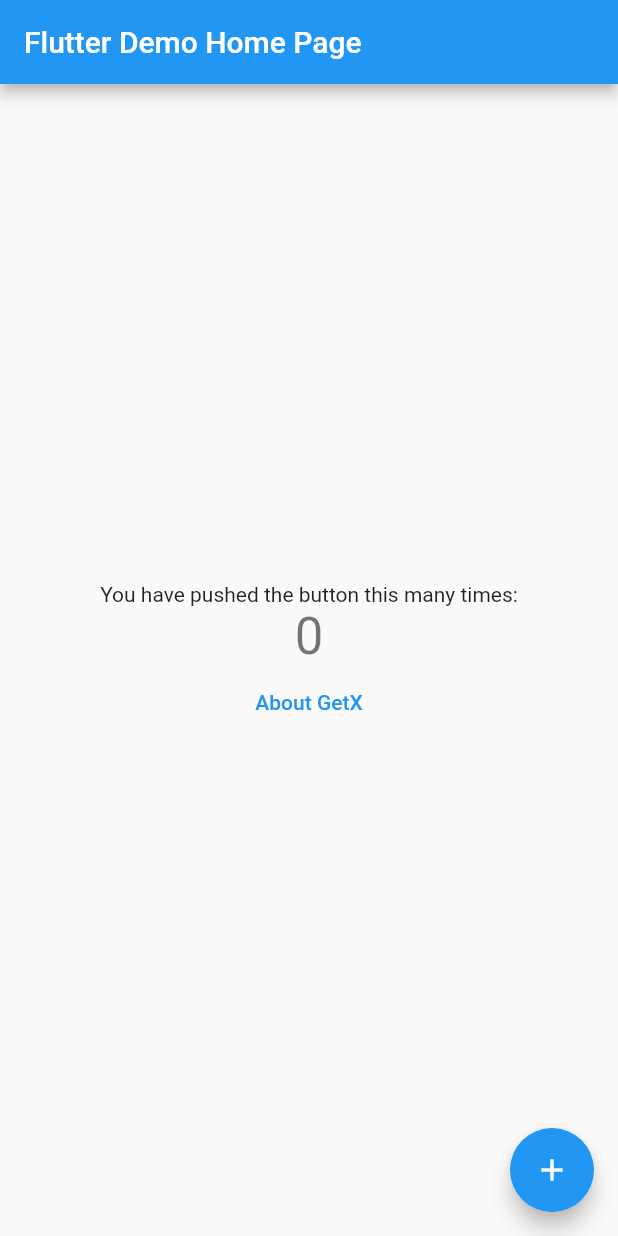
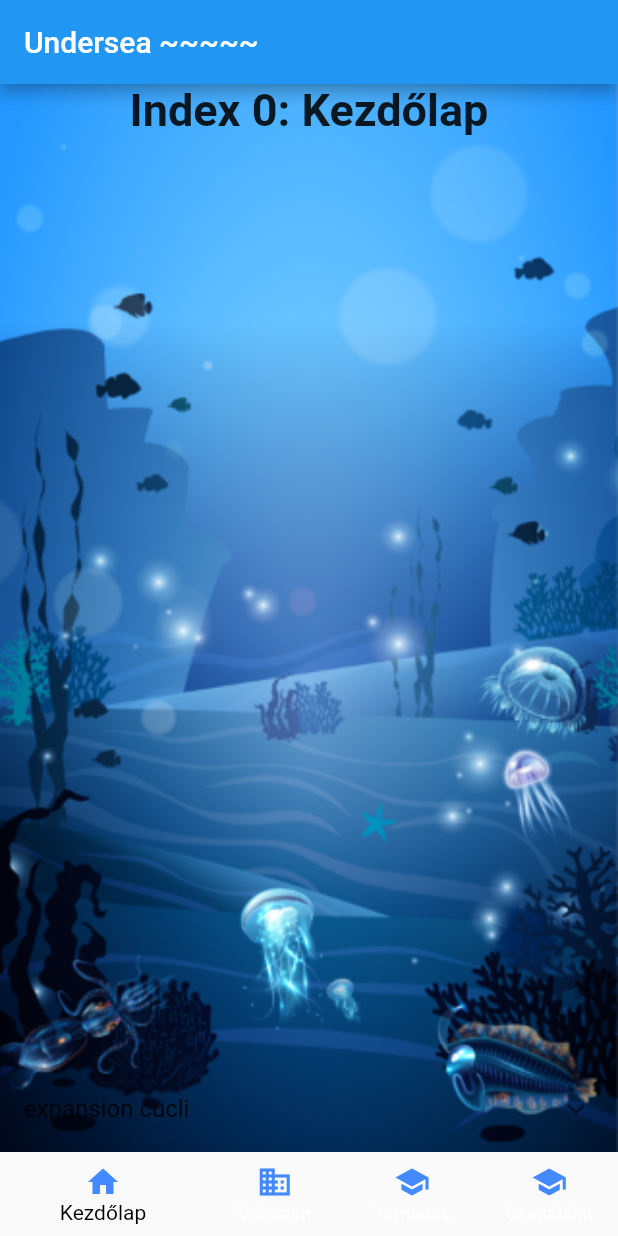
Before and after one commit to csngebnc/UnderSea, a Flutter app: the screen it shows after launch, on a phone screen of 412 x 824 dp. Run offline on Flutter 3.47's test engine with Material 2 defaults, Android fonts, the phone set to English and light mode, and no system bars; our stand-ins replace get.

Commit message:
bottom navbars and tabs working, some styling done

```diff
--- a/frontend/flutter/undersea/lib/main.dart
+++ b/frontend/flutter/undersea/lib/main.dart
@@ -1,22 +1,124 @@
 import 'package:flutter/material.dart';
 import 'package:get/get.dart';
+import 'package:undersea/views/city_tabs/city_tab_controller.dart';
 import 'views/my_home_page.dart';
 
-void main() {
-  runApp(MyApp());
-}
+void main() => runApp(const MyApp());
 
+/// This is the main application widget.
 class MyApp extends StatelessWidget {
-  // This widget is the root of your application.
+  const MyApp({Key? key}) : super(key: key);
+
+  static const String _title = 'Flutter Code Sample';
+
   @override
   Widget build(BuildContext context) {
-    return GetMaterialApp(
-      title: 'Flutter Demo',
-      theme: ThemeData(
-        primarySwatch: Colors.blue,
-        visualDensity: VisualDensity.adaptivePlatformDensity,
-      ),
-      home: MyHomePage(title: 'Flutter Demo Home Page'),
+    return const MaterialApp(
+      title: _title,
+      home: MyStatefulWidget(),
     );
   }
 }
+
+/// This is the stateful widget that the main application instantiates.
+class MyStatefulWidget extends StatefulWidget {
+  const MyStatefulWidget({Key? key}) : super(key: key);
+
+  @override
+  State<MyStatefulWidget> createState() => _MyStatefulWidgetState();
+}
+
+/// This is the private State class that goes with MyStatefulWidget.
+class _MyStatefulWidgetState extends State<MyStatefulWidget> {
+  int _selectedIndex = 0;
+  static const TextStyle optionStyle =
+      TextStyle(fontSize: 30, fontWeight: FontWeight.bold);
+  static List<Widget> _widgetOptions = <Widget>[
+    Container(
+        decoration: BoxDecoration(
+          image: DecorationImage(
+              image: AssetImage(
+                'assets/background/main bg4@3x.png',
+                // height: MediaQuery.of(context).size.height,
+                // width: MediaQuery.of(context).size.width,
+              ),
+              fit: BoxFit.cover),
+        ),
+        child: Column(children: [
+          Expanded(
+            child: Text(
+              'Index 0: Kezdőlap',
+              style: optionStyle,
+            ),
+          ),
+          Expanded(
+            child: Align(
+              alignment: Alignment.bottomCenter,
+              child: ExpansionTile(
+                title: Text("expansion cucli"),
+                expandedAlignment: Alignment.topCenter,
+                children: [
+                  Icon(Icons.ac_unit),
+                  Icon(Icons.ac_unit),
+                  Icon(Icons.ac_unit),
+                  Icon(Icons.ac_unit)
+                ],
+              ),
+            ),
+          )
+        ])),
+    CityTabBar(),
+    Text(
+      'Index 2: Támadás',
+      style: optionStyle,
+    ),
+    Text(
+      'Index 3: Csapataim',
+      style: optionStyle,
+    ),
+  ];
+
+  void _onItemTapped(int index) {
+    setState(() {
+      _selectedIndex = index;
+    });
+  }
+
+  @override
+  Widget build(BuildContext context) {
+    return Scaffold(
+      //backgroundColor: Colors.transparent,
+      appBar: AppBar(
+        title: const Text('Undersea ~~~~~'),
+      ),
+      body: Center(
+        child: _widgetOptions.elementAt(_selectedIndex),
+      ),
+      bottomNavigationBar: BottomNavigationBar(
+        items: const <BottomNavigationBarItem>[
+          BottomNavigationBarItem(
+            icon: Icon(Icons.home, color: Colors.blueAccent),
+            label: 'Kezdőlap',
+          ),
+          BottomNavigationBarItem(
+            icon: Icon(Icons.business, color: Colors.blueAccent),
+            label: 'Városom',
+          ),
+          BottomNavigationBarItem(
+            icon: Icon(Icons.school, color: Colors.blueAccent),
+            label: 'Támadás',
+          ),
+          BottomNavigationBarItem(
+            icon: Icon(Icons.school, color: Colors.blueAccent),
+            label: 'Csapataim',
+          ),
+        ],
+        currentIndex: _selectedIndex,
+        selectedItemColor: Colors.black,
+        onTap: _onItemTapped,
+        showUnselectedLabels: true,
+        backgroundColor: Colors.lightBlue,
+      ),
+    );
+  }
+}
--- a/frontend/flutter/undersea/pubspec.yaml
+++ b/frontend/flutter/undersea/pubspec.yaml
@@ -47,9 +47,9 @@ flutter:
   uses-material-design: true
 
   # To add assets to your application, add an assets section, like this:
-  # assets:
-  #   - images/a_dot_burr.jpeg
-  #   - images/a_dot_ham.jpeg
+  assets:
+     - assets/icons/
+     - assets/background/
 
   # An image asset can refer to one or more resolution-specific "variants", see
   # https://flutter.dev/assets-and-images/#resolution-aware.
```
Also changed, not shown: frontend/flutter/undersea/lib/views/city_tabs/city_tab_controller.dart (added, +46 -0 lines), frontend/flutter/undersea/assets/background/main bg4@3x.png (added), frontend/flutter/undersea/assets/background/main bg4@3x@2x.png (added), frontend/flutter/undersea/assets/background/main bg4@3x@3x.png (added), frontend/flutter/undersea/assets/icons/002-male.svg (added), frontend/flutter/undersea/lib/views/bottom_navigation/bottom_navigation_bar.dart (added).
